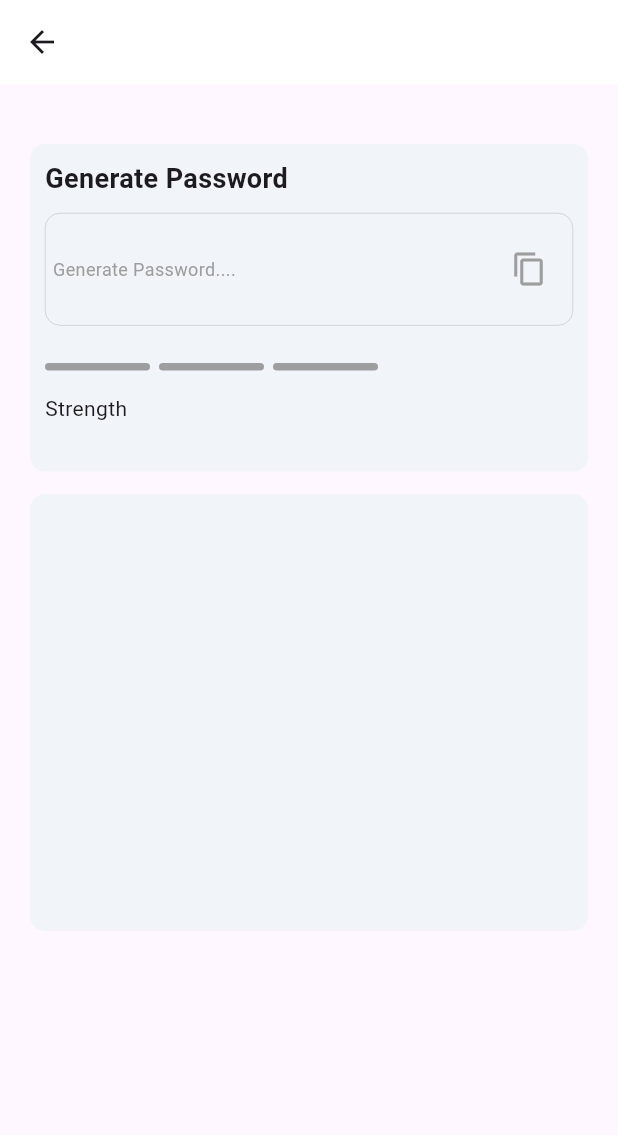
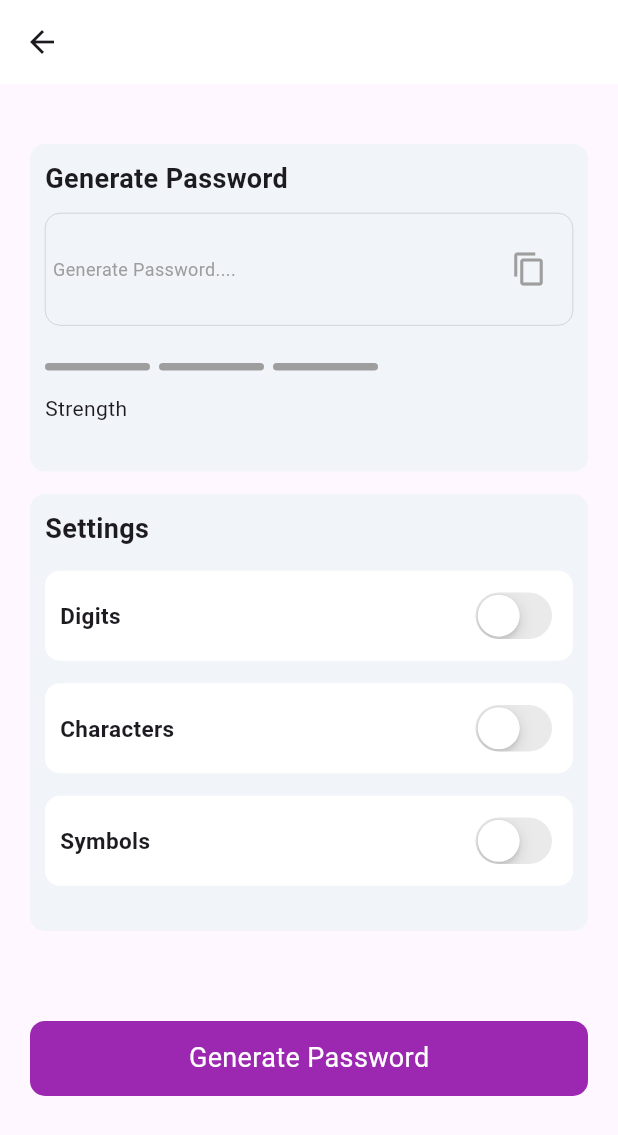
Before and after one commit to akored3/koda_school_password_generator, a Flutter app: the screen it shows after launch, after a tap on "Continue", on a phone screen of 412 x 824 dp. Shown: the top 1135 px of the screen. Run offline on Flutter 3.47's test engine with Material 3 defaults, Android fonts, the phone set to English and light mode, and no system bars; our stand-ins replace bloc, flutter_bloc, flutter_riverpod, hooks_riverpod.

Commit message:
Finished password settings page

```diff
--- a/lib/password_settings_screen/normal_screen.dart
+++ b/lib/password_settings_screen/normal_screen.dart
@@ -385,6 +385,8 @@ class _NormalScreenState extends State<NormalScreen> {
                   }
                 },
                 text: 'Generate Password',
+                color: purple,
+                borderRadius: 25,
               ),
             ],
           );
--- a/lib/password_settings_screen/riverpod_normal_screen.dart
+++ b/lib/password_settings_screen/riverpod_normal_screen.dart
@@ -1,12 +1,12 @@
-import 'package:flutter/cupertino.dart';
 import 'package:flutter/material.dart';
-import 'package:flutter/widgets.dart';
 import 'package:hooks_riverpod/hooks_riverpod.dart';
 import 'package:password_generator/constants.dart';
 import 'package:password_generator/providers/password_provider.dart';
 import 'package:password_generator/providers/slider_providers.dart';
 import 'package:password_generator/providers/switch_providers.dart';
 import 'package:password_generator/service/password_generator.dart';
+import 'package:password_generator/utils/button.dart';
+import 'package:password_generator/widgets/charater_settings.dart';
 
 class RiverpodNormalScreen extends ConsumerWidget {
   RiverpodNormalScreen({super.key});
@@ -52,7 +52,9 @@ class RiverpodNormalScreen extends ConsumerWidget {
     return Scaffold(
       appBar: AppBar(
         leading: IconButton(
-            onPressed: () {},
+            onPressed: () {
+              Navigator.pop(context);
+            },
             icon: const Icon(
               Icons.arrow_back,
             )),
@@ -293,22 +295,101 @@ class RiverpodNormalScreen extends ConsumerWidget {
               //SETTINGS
               Container(
                 height: containerHeight * 0.40,
-                width: 400,
+                width: containerWidth,
                 decoration: BoxDecoration(
                   borderRadius: BorderRadius.circular(10),
                   color: lightGreyShade,
                 ),
-                child: const Padding(
-                  padding: EdgeInsets.symmetric(
+                child: Padding(
+                  padding: const EdgeInsets.symmetric(
                     horizontal: 10,
                     vertical: 10,
                   ),
                   child: Column(
                     crossAxisAlignment: CrossAxisAlignment.start,
                     mainAxisAlignment: MainAxisAlignment.spaceBetween,
+                    children: [
+                      const Text('Settings',
+                          style: TextStyle(
+                            fontWeight: FontWeight.bold,
+                            fontSize: 18,
+                          )),
+                      CharacterSettingsPartTwo(
+                          containerWidth: containerWidth,
+                          containerHeight: 60,
+                          label: 'Digits',
+                          switchValue: digitSwitchValue,
+                          turnOnSwitch: () {
+                            final switchNotifier =
+                                ref.watch(digitSwitchProvider.notifier);
+                            switchNotifier.toggleDigitSwitch();
+                          }),
+                      CharacterSettingsPartTwo(
+                          containerWidth: containerWidth,
+                          containerHeight: 60,
+                          label: 'Characters',
+                          switchValue: characterSwitchValue,
+                          turnOnSwitch: () {
+                            final switchNotifier =
+                                ref.watch(characterSwitchProvider.notifier);
+                            switchNotifier.toggleCharacterSwitch();
+                          }),
+                      CharacterSettingsPartTwo(
+                          containerWidth: containerWidth,
+                          containerHeight: 60,
+                          label: 'Symbols',
+                          switchValue: specialCharacterSwitchValue,
+                          turnOnSwitch: () {
+                            final switchNotifier = ref
+                                .watch(specialCharacterSwitchProvider.notifier);
+                            switchNotifier.toggleSpecialCharacterSwitch();
+                          }),
+                      const SizedBox(
+                        height: 5,
+                      ),
+                    ],
                   ),
                 ),
               ),
+              const SizedBox(
+                height: 60,
+              ),
+              BouncingButton(
+                onTap: () {
+                  if (firstSliderColor == grey &&
+                      secondSliderColor == grey &&
+                      thirdSliderColor == grey) {
+                    password = ref.watch(passwordProvider);
+                  } else if (firstSliderColor == redShade &&
+                      secondSliderColor == grey &&
+                      thirdSliderColor == grey) {
+                    password = ref.read(passwordProvider.notifier).showPassword(
+                        passwordGenerator.generateWeakPassword(
+                            includeDigits: digitSwitchValue,
+                            includeCharacters: characterSwitchValue,
+                            includeSymbols: specialCharacterSwitchValue));
+                  } else if (firstSliderColor == orangeShade &&
+                      secondSliderColor == orangeShade &&
+                      thirdSliderColor == grey) {
+                    password = ref.read(passwordProvider.notifier).showPassword(
+                        passwordGenerator.generateMediumPassword(
+                            includeDigits: digitSwitchValue,
+                            includeCharacters: characterSwitchValue,
+                            includeSymbols: specialCharacterSwitchValue));
+                  } else if (firstSliderColor == greenShade &&
+                      secondSliderColor == greenShade &&
+                      thirdSliderColor == greenShade) {
+                    password = ref.read(passwordProvider.notifier).showPassword(
+                        passwordGenerator.generateStrongPassword(
+                            includeDigits: digitSwitchValue,
+                            includeCharacters: characterSwitchValue,
+                            includeSymbols: specialCharacterSwitchValue));
+                  }
+                },
+                text: 'Generate Password',
+                color: Colors.purple,
+                borderRadius: 10,
+              )
             ],
           );
         }),
--- a/lib/providers/password_provider.dart
+++ b/lib/providers/password_provider.dart
@@ -3,8 +3,8 @@ import 'package:hooks_riverpod/hooks_riverpod.dart';
 
 class PasswordProvider extends StateNotifier<String?> {
   PasswordProvider() : super('Generate Password....');
-  void showPassword(String? newText) {
-    state = newText;
+  String showPassword(String newText) {
+    return state = newText;
   }
 
   void resetPassword() {
--- a/lib/utils/button.dart
+++ b/lib/utils/button.dart
@@ -55,10 +55,14 @@ class ButtonImageFb1 extends StatelessWidget {
 class BouncingButton extends StatefulWidget {
   final String text;
   final VoidCallback onTap;
+  final Color color;
+  final double borderRadius;
   const BouncingButton({
     super.key,
     required this.onTap,
     required this.text,
+    required this.color,
+    required this.borderRadius,
   });
 
   @override
@@ -109,8 +113,8 @@ class _BouncingButtonState extends State<BouncingButton>
           width: 400,
           alignment: Alignment.center,
           decoration: BoxDecoration(
-            borderRadius: BorderRadius.circular(25),
-            color: Colors.blue,
+            borderRadius: BorderRadius.circular(widget.borderRadius),
+            color: widget.color,
           ),
           //says undefined name 'text
           child: Text(widget.text,
--- a/lib/views/welcome_view.dart
+++ b/lib/views/welcome_view.dart
@@ -1,4 +1,5 @@
 import 'package:flutter/material.dart';
+import 'package:password_generator/constants.dart';
 import 'package:password_generator/password_settings_screen/riverpod_normal_screen.dart';
 import 'package:password_generator/utils/button.dart';
 import 'package:password_generator/utils/dummy_indicators.dart';
@@ -34,6 +35,8 @@ class Welcome extends StatelessWidget {
                         builder: (context) => RiverpodNormalScreen()));
               },
               text: 'Continue',
+              color: blueShade,
+              borderRadius: 25,
             ),
             const SizedBox(height: 20),
           ],
--- a/lib/widgets/charater_settings.dart
+++ b/lib/widgets/charater_settings.dart
@@ -52,3 +52,50 @@ class _CharacterSettingsState extends State<CharacterSettings> {
     );
   }
 }
+
+//show me how to use this component
+class CharacterSettingsPartTwo extends StatelessWidget {
+  const CharacterSettingsPartTwo(
+      {super.key,
+      required this.containerWidth,
+      required this.containerHeight,
+      required this.label,
+      required this.switchValue,
+      required this.turnOnSwitch});
+
+  final double containerWidth;
+  final double containerHeight;
+  final String label;
+  final bool switchValue;
+  final Function turnOnSwitch;
+
+  @override
+  Widget build(BuildContext context) {
+    return Container(
+      width: containerWidth,
+      height: containerHeight,
+      decoration: BoxDecoration(
+        borderRadius: BorderRadius.circular(10),
+        color: white,
+      ),
+      child: Padding(
+        padding: const EdgeInsets.only(left: 10, right: 10),
+        child: Row(
+          mainAxisAlignment: MainAxisAlignment.spaceBetween,
+          children: [
+            Text(
+              label,
+              style: const TextStyle(fontSize: 15, fontWeight: FontWeight.bold),
+            ),
+            CupertinoSwitch(
+                value: switchValue,
+                activeColor: purple,
+                onChanged: (value) {
+                  turnOnSwitch();
+                })
+          ],
+        ),
+      ),
+    );
+  }
+}
```
Also changed, not shown: lib/password_settings_screen/small_screens.dart (+6 -1 lines).
